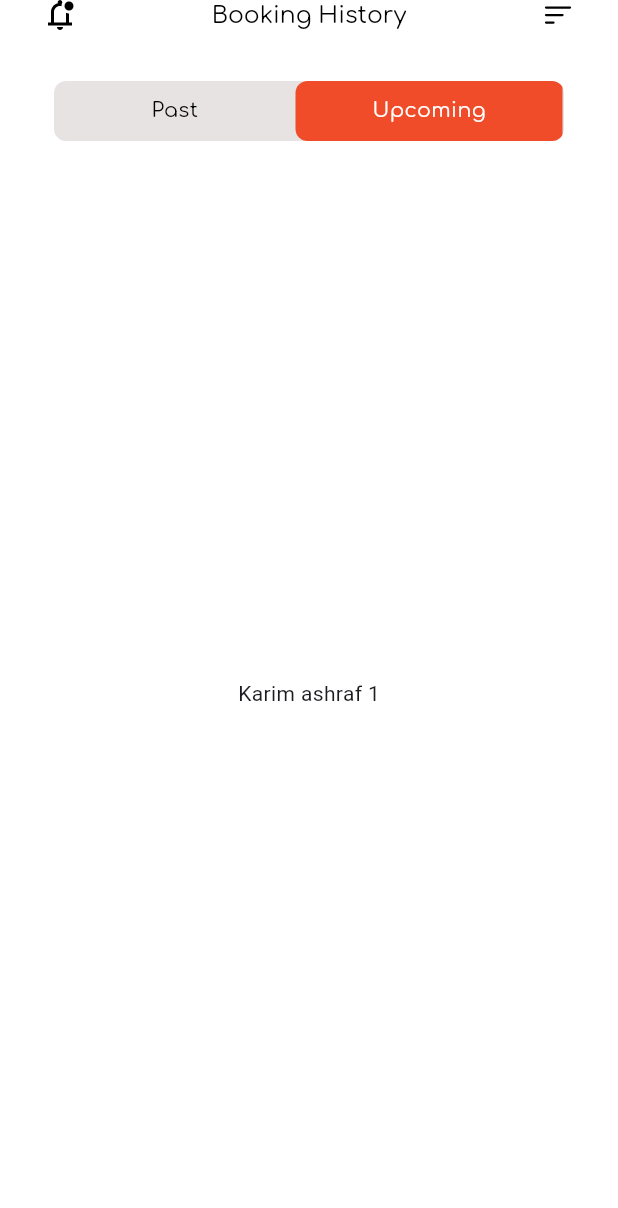
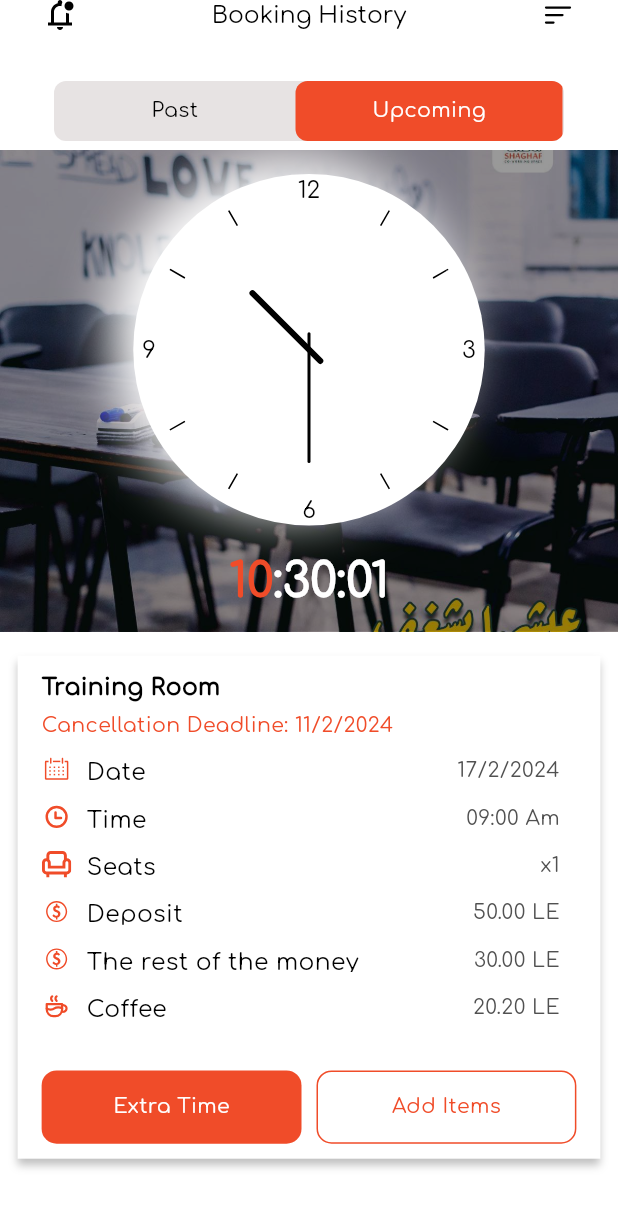
Before and after one commit to KarimAshraf-eng/shagafZag, a Flutter app: the BookView screen opened directly, after a tap on "Upcoming", on a phone screen of 412 x 824 dp. Shown: the top 1208 px of the screen. Run offline on Flutter 3.47's test engine with Material 3 defaults, Android fonts, the phone set to English and light mode, and no system bars; our stand-ins replace animated_bottom_navigation_bar, carousel_slider, flutter_map, flutter_screenutil, flutter_svg, go_router and 4 more; missing offline and left inert: maps_launcher.

Commit message:
Upcoming page DONE. ^_^

```diff
--- a/lib/Core/common/splasher.dart
+++ b/lib/Core/common/splasher.dart
@@ -1,7 +1,7 @@
 import 'package:flutter/material.dart';
 
 class Splasher extends StatelessWidget {
-  final Widget child;
+  final Widget? child;
   final Color color;
   final double? width;
   final double? height;
@@ -10,7 +10,7 @@ class Splasher extends StatelessWidget {
   final void Function() onTap;
   const Splasher({
     super.key,
-    required this.child,
+    this.child,
     this.color = Colors.transparent,
     this.width,
     this.height,
--- a/lib/Core/theme/fonts.dart
+++ b/lib/Core/theme/fonts.dart
@@ -37,6 +37,12 @@ abstract class ShagafFontStyles {
       color: Colors.black,
       fontFamily: 'Comfortaa');
 
+  static final blackNormal18 = TextStyle(
+      fontSize: 18.sp,
+      fontWeight: FontWeight.w400,
+      color: Colors.black,
+      fontFamily: 'Comfortaa');
+
   static final blackNormal14 = TextStyle(
       fontSize: 14.sp,
       fontWeight: FontWeight.w400,
@@ -60,6 +66,20 @@ abstract class ShagafFontStyles {
       fontWeight: FontWeight.w700,
       color: Colors.black,
       fontFamily: 'Comfortaa');
+
+  static final whiteBold32 = TextStyle(
+    fontSize: 32.sp,
+    fontWeight: FontWeight.w700,
+    color: Colors.white,
+    fontFamily: 'Comfortaa'
+  );
+
+  static final redBold32 = TextStyle(
+    fontSize: 32.sp,
+    fontWeight: FontWeight.w700,
+    color: ShagafColors.secondaryColor,
+    fontFamily: 'Comfortaa',
+  );
 
   static final redMedium12 = TextStyle(
       fontSize: 12.sp,
--- a/lib/Core/theme/images.dart
+++ b/lib/Core/theme/images.dart
@@ -5,3 +5,4 @@ const workingSpace = "assets/images/co-vorking space.png";
 const room = "assets/images/Game day-amico 2.png";
 const order = "assets/images/Ecommerce web page-amico 1.png";
 const events = "assets/images/Prototyping process-amico (1) 3.png";
+const trainingRoom = "assets/images/Training room.jpeg";
--- /dev/null
+++ b/lib/Features/Home/Presentation/Views/Widgets/clock.dart
@@ -0,0 +1,173 @@
+import 'dart:async';
+
+import 'package:shagaf_zag/core/Barrel/imports.dart';
+import 'dart:math';
+
+class Clock extends StatefulWidget {
+  const Clock({super.key});
+
+  @override
+  ClockState createState() => ClockState();
+}
+
+class ClockState extends State<Clock> {
+  late Timer _timer;
+
+  @override
+  void initState() {
+    super.initState();
+    _timer = Timer.periodic(const Duration(seconds: 1), (timer) {
+      if (mounted) {
+        setState(
+            () {}); // Check if the widget is still mounted before calling setState
+      }
+    });
+  }
+
+  @override
+  void dispose() {
+    _timer.cancel();
+    super.dispose();
+  }
+
+  @override
+  Widget build(BuildContext context) {
+    return SizedBox(
+      width: 240.w,
+      height: 240.h,
+      child: Stack(
+        alignment: Alignment.center,
+        children: [
+          Container(
+            constraints: const BoxConstraints.expand(),
+            decoration: const BoxDecoration(
+              color: Colors.white,
+              boxShadow: [
+                BoxShadow(
+                  color: Color(0xFFFFFFFF),
+                  spreadRadius: 2,
+                  blurRadius: 30,
+                  offset: Offset(-15, -8),
+                ),
+              ],
+              shape: BoxShape.circle,
+            ),
+          ),
+          Container(
+            constraints: const BoxConstraints.expand(),
+            child: CustomPaint(
+              painter: ClockPainter(context: context),
+            ),
+          ),
+        ],
+      ),
+    );
+  }
+}
+
+class ClockPainter extends CustomPainter {
+  final BuildContext context;
+
+  ClockPainter({super.repaint, required this.context});
+
+  @override
+  void paint(Canvas canvas, Size size) {
+    double centerX = size.width / 2;
+    double centerY = size.height / 2;
+    double radius = min(centerY, centerX);
+
+    Paint dashPaint = Paint()
+      ..color = Colors.black
+      ..strokeWidth = 1
+      ..strokeCap = StrokeCap.square;
+
+    double outerRadius = radius - 10.w;
+    double innerRadius = radius - 20.w;
+    for (int i = 0; i < 360; i += 30) {
+      double angle = i * pi / 180;
+      double x1 = centerX - outerRadius * cos(angle);
+      double y1 = centerY - outerRadius * sin(angle);
+      double x2 = centerX - innerRadius * cos(angle);
+      double y2 = centerY - innerRadius * sin(angle);
+      if (i % 90 == 0) {
+        // Draw numbers instead of lines for 3, 6, 9, and 12
+        TextPainter textPainter = TextPainter(
+          text: TextSpan(
+            text: (i == 0)
+                ? '9'
+                : (i == 90)
+                    ? '12'
+                    : (i == 180)
+                        ? '3'
+                        : '6',
+            style: ShagafFontStyles.blackNormal16,
+          ),
+          textDirection: TextDirection.ltr,
+        );
+        textPainter.layout();
+        double textWidth = textPainter.width;
+        double textHeight = textPainter.height;
+        Offset textOffset = Offset(x1 - textWidth / 2, y1 - textHeight / 2);
+        textPainter.paint(canvas, textOffset);
+      } else {
+        canvas.drawLine(Offset(x1, y1), Offset(x2, y2), dashPaint);
+      }
+    }
+
+    DateTime dateTime = DateTime.now();
+
+    Offset minStartOffset = Offset(
+      centerX - outerRadius * 0.1 * cos((dateTime.minute * 6 - 90) * pi / 180),
+      centerY - outerRadius * 0.1 * sin((dateTime.minute * 6 - 90) * pi / 180),
+    );
+    Offset minEndOffset = Offset(
+      centerX + outerRadius * .7 * cos((dateTime.minute * 6 - 90) * pi / 180),
+      centerY + outerRadius * .7 * sin((dateTime.minute * 6 - 90) * pi / 180),
+    );
+
+    Offset hourStartOffset = Offset(
+      centerX -
+          outerRadius *
+              0.1 *
+              cos(((dateTime.hour % 12) * 30 - 90 + (dateTime.minute / 2)) *
+                  pi /
+                  180),
+      centerY -
+          outerRadius *
+              0.1 *
+              sin(((dateTime.hour % 12) * 30 - 90 + (dateTime.minute / 2)) *
+                  pi /
+                  180),
+    );
+    Offset hourEndOffset = Offset(
+      centerX +
+          outerRadius *
+              .5 *
+              cos(((dateTime.hour % 12) * 30 - 90 + (dateTime.minute / 2)) *
+                  pi /
+                  180),
+      centerY +
+          outerRadius *
+              .5 *
+              sin(((dateTime.hour % 12) * 30 - 90 + (dateTime.minute / 2)) *
+                  pi /
+                  180),
+    );
+    Paint minPaint = Paint()
+      ..color = Colors.black
+      ..strokeWidth = 2
+      ..strokeCap = StrokeCap.round;
+    Paint hourPaint = Paint()
+      ..color = Colors.black
+      ..strokeWidth = 4
+      ..strokeCap = StrokeCap.round;
+
+    canvas.drawLine(minStartOffset, minEndOffset, minPaint);
+    canvas.drawLine(hourStartOffset, hourEndOffset, hourPaint);
+  }
+
+  @override
+  bool shouldRepaint(covariant CustomPainter oldDelegate) {
+    return true;
+  }
+}
--- /dev/null
+++ b/lib/Features/Home/Presentation/Views/Widgets/upcoming_room_viewer.dart
@@ -0,0 +1,110 @@
+import 'package:shagaf_zag/Core/Barrel/imports.dart';
+import 'package:shagaf_zag/core/Barrel/imports.dart';
+import 'package:shagaf_zag/core/common/splasher.dart';
+
+class UpcomingRoomViewer extends StatelessWidget {
+  const UpcomingRoomViewer({super.key});
+
+  @override
+  Widget build(BuildContext context) {
+    return Container(
+      decoration: BoxDecoration(color: Colors.white, boxShadow: [
+        BoxShadow(
+            color: Colors.black.withOpacity(.25),
+            spreadRadius: 0,
+            blurRadius: 4,
+            offset: const Offset(0, 4))
+      ]),
+      child: Padding(
+        padding: const EdgeInsets.symmetric(horizontal: 16, vertical: 10),
+        child: Column(
+          crossAxisAlignment: CrossAxisAlignment.start,
+          children: [
+            Text(
+              "Training Room",
+              style: ShagafFontStyles.blackSemiBold16,
+            ),
+            const SizedBox(
+              height: 5,
+            ),
+            Text(
+              "Cancellation Deadline: 11/2/2024",
+              style: ShagafFontStyles.redMedium14,
+            ),
+            const SizedBox(
+              height: 10,
+            ),
+            const ListTileWidget(
+              title: 'Date',
+              icon: date,
+              tralling: '17/2/2024',
+            ),
+            const ListTileWidget(
+              title: 'Time',
+              icon: clock,
+              tralling: '09:00 Am',
+            ),
+            const ListTileWidget(
+              title: 'Seats',
+              icon: seat,
+              tralling: 'x1',
+            ),
+            const ListTileWidget(
+              title: 'Deposit',
+              icon: deposit,
+              tralling: '50.00 LE',
+            ),
+            const ListTileWidget(
+              title: 'The rest of the money',
+              icon: deposit,
+              tralling: '30.00 LE',
+            ),
+            const ListTileWidget(
+              title: 'Coffee',
+              icon: coffe1,
+              tralling: '20.20 LE',
+            ),
+            const SizedBox(
+              height: 20,
+            ),
+            Row(
+              mainAxisSize: MainAxisSize.min,
+              children: [
+                Container(
+                  height: 50.h,
+                  width: 164.w,
+                  decoration: BoxDecoration(
+                      color: ShagafColors.secondaryColor,
+                      borderRadius: BorderRadius.circular(10)),
+                  child: Splasher(
+                    onTap: () {},
+                    raduis: 10,
+                    child: Center(child: Text('Extra Time',style: ShagafFontStyles.whiteMedium14,)),
+                  ),
+                ),
+                const SizedBox(
+                  width: 10,
+                ),
+                Container(
+                  height: 50.h,
+                  width: 164.w,
+                  decoration: BoxDecoration(
+                      borderRadius: BorderRadius.circular(10),
+                      border: Border.all(
+                        color: ShagafColors.secondaryColor,
+                      )),
+                  child: Splasher(
+                    onTap: () {},
+                    splashColor: ShagafColors.secondaryColor.withOpacity(.2),
+                    raduis: 10,
+                    child: Center(child: Text('Add Items',style: ShagafFontStyles.redMedium14,)),
+                  ),
+                ),
+              ],
+            )
+          ],
+        ),
+      ),
+    );
+  }
+}
--- /dev/null
+++ b/lib/Features/Home/Presentation/Views/Widgets/upcoming_widget.dart
@@ -0,0 +1,46 @@
+import 'package:shagaf_zag/Features/Home/Presentation/Views/Widgets/clock.dart';
+import 'package:shagaf_zag/Features/Home/Presentation/Views/Widgets/upcoming_room_viewer.dart';
+import 'package:shagaf_zag/Features/Home/Presentation/Views/Widgets/watch.dart';
+import 'package:shagaf_zag/core/Barrel/imports.dart';
+
+class UpcomingWidget extends StatelessWidget {
+  const UpcomingWidget({super.key});
+
+  @override
+  Widget build(BuildContext context) {
+    return SingleChildScrollView(
+      child: Column(
+        children: [
+          Stack(
+            alignment: Alignment.center,
+            children: [
+              SizedBox(
+                width: double.maxFinite,
+                height: 329.h,
+                child: Image.asset(
+                  trainingRoom,
+                  fit: BoxFit.cover,
+                  ),
+              ),
+              Container(
+                width: double.maxFinite,
+                height:329.h,
+                color: Colors.black.withOpacity(.4),
+              ),
+              const Column(
+                children: [
+                  Clock(),
+                  SizedBox(height: 20,),
+                  Watch()
+                ],
+              ),
+            ],
+          ),
+          const SizedBox(height: 16,),
+          const UpcomingRoomViewer(),
+          const SizedBox(height: 50,)
+          ]
+      ),
+    );
+  }
+}
--- /dev/null
+++ b/lib/Features/Home/Presentation/Views/Widgets/watch.dart
@@ -0,0 +1,53 @@
+import 'dart:async';
+
+import 'package:flutter/material.dart';
+import 'package:shagaf_zag/core/theme/fonts.dart';
+
+class Watch extends StatefulWidget {
+  const Watch({super.key});
+
+  @override
+  State<Watch> createState() => _WatchState();
+}
+
+class _WatchState extends State<Watch> {
+  late Timer _timer;
+
+  @override
+  void initState() {
+    super.initState();
+    _timer = Timer.periodic(const Duration(seconds: 1), (timer) {
+      if (mounted) {
+        setState(
+            () {});
+      }
+    });
+  }
+
+  @override
+  void dispose() {
+    _timer.cancel();
+    super.dispose();
+  }
+
+  @override
+  Widget build(BuildContext context) {
+    DateTime dateTime = DateTime.now();
+    return RichText(text:
+    TextSpan(
+      text: fixedInt(dateTime.hour),
+      style: ShagafFontStyles.redBold32,
+      children: [
+        TextSpan(
+          text: ":${fixedInt(dateTime.minute)}:${fixedInt(dateTime.second)}",
+          style: ShagafFontStyles.whiteBold32
+        )
+      ]
+    ),
+    );
+  }
+}
+
+String fixedInt(int n){
+  return n<10? "0$n": n.toString();
+}
--- a/lib/Features/Home/Presentation/Views/book_view.dart
+++ b/lib/Features/Home/Presentation/Views/book_view.dart
@@ -1,6 +1,7 @@
 import 'package:shagaf_zag/Core/Barrel/imports.dart';
 import 'package:shagaf_zag/Features/Home/Presentation/Views/Widgets/book_tap_bar.dart';
 import 'package:shagaf_zag/Features/Home/Presentation/Views/Widgets/past_widget.dart';
+import 'package:shagaf_zag/Features/Home/Presentation/Views/Widgets/upcoming_widget.dart';
 
 class BookView extends StatefulWidget {
   const BookView({super.key});
@@ -66,9 +67,7 @@ class _BookViewState extends State<BookView> {
       ),
       body: selectedIndex == 0
           ? const PastWidget()
-          : const Center(
-              child: Text("Karim ashraf 1"),
-            ),
+          : const UpcomingWidget(),
     );
   }
 }
--- a/pubspec.yaml
+++ b/pubspec.yaml
@@ -19,7 +19,7 @@ publish_to: 'none' # Remove this line if you wish to publish to pub.dev
 version: 1.0.0+1
 
 environment:
-  sdk: ^3.5.1
+  sdk: ">=3.0.0 <4.0.0"
 
 # Dependencies specify other packages that your package needs in order to work.
 # To automatically upgrade your package dependencies to the latest versions
```
Also changed, not shown: pubspec.lock, 1 other file.
